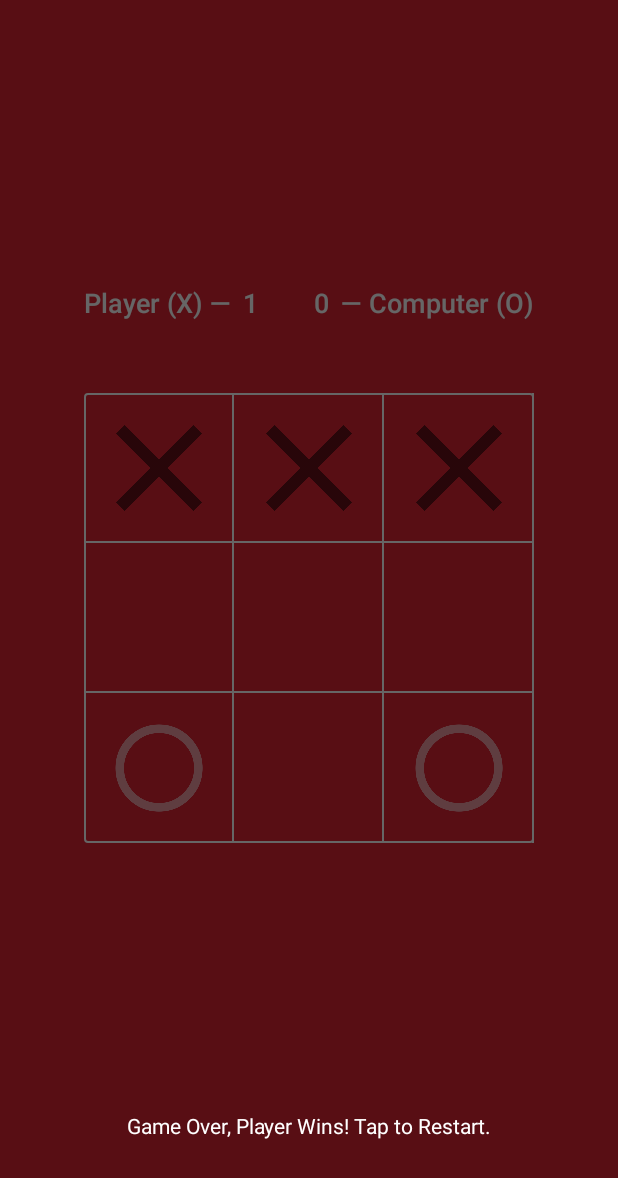
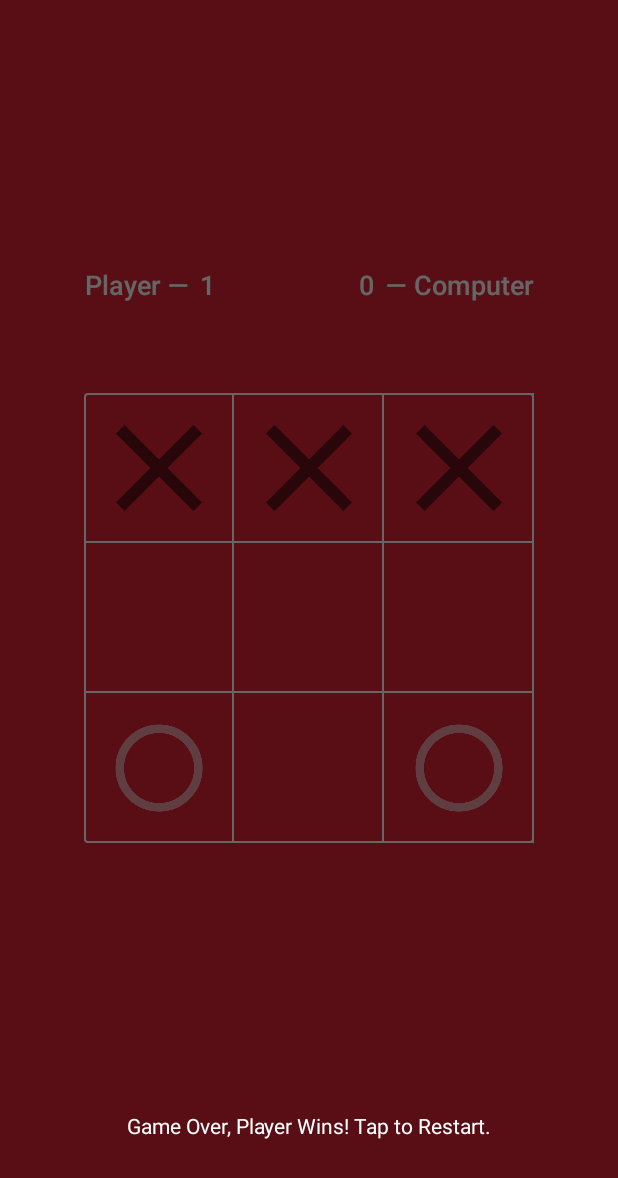
Before and after one commit to gokulnathperiasamy/TicTacToe, an Android app: the screen it shows after launch (GameActivity), after a tap on an icon or button, on a phone screen of 412 x 824 dp. Shown: the top 1178 px of the screen. Run offline under Robolectric (Android 15) with nearby library versions, the phone set to English and light mode, and no system bars; our stand-ins replace ButterKnife; 2 other taps on this screen came first.

Commit message:
Added Shared Preference to store Scores.

```diff
--- a/app/src/main/AndroidManifest.xml
+++ b/app/src/main/AndroidManifest.xml
@@ -4,6 +4,7 @@
     package="com.kpgn.tictactoe">
 
     <application
+        android:name=".application.TicTacToeApplication"
         android:allowBackup="true"
         android:icon="@mipmap/ic_launcher"
         android:label="@string/app_name"
--- a/app/src/main/java/com/kpgn/tictactoe/activity/GameActivity.java
+++ b/app/src/main/java/com/kpgn/tictactoe/activity/GameActivity.java
@@ -10,6 +10,7 @@ import com.kpgn.tictactoe.R;
 import com.kpgn.tictactoe.entity.GameState;
 import com.kpgn.tictactoe.entity.Player;
 import com.kpgn.tictactoe.helper.DialogHelper;
+import com.kpgn.tictactoe.helper.SharedPreferenceHelper;
 import com.kpgn.tictactoe.processor.AIMoveProcessor;
 import com.kpgn.tictactoe.processor.GameStateProcessor;
 
@@ -95,6 +96,21 @@ public class GameActivity extends AppCompatActivity {
         containerList[0] = containerListRow1;
         containerList[1] = containerListRow2;
         containerList[2] = containerListRow3;
+
+        getLocalScore();
+
+        mPlayerXScore.setText(String.valueOf(playerXWinCounter));
+        mPlayerOScore.setText(String.valueOf(playerOWinCounter));
+    }
+
+    private void getLocalScore() {
+        playerXWinCounter = SharedPreferenceHelper.getXScore();
+        playerOWinCounter = SharedPreferenceHelper.getOScore();
+    }
+
+    private void setLocalScore() {
+        SharedPreferenceHelper.setXScore(playerXWinCounter);
+        SharedPreferenceHelper.setOScore(playerOWinCounter);
     }
 
     public void resetValues() {
@@ -120,7 +136,7 @@ public class GameActivity extends AppCompatActivity {
             imageView.setColorFilter(null);
         }
 
-        mResult.setText(R.string.initial_players_turn);
+        mResult.setText(R.string.players_turn);
         totalMovesCompleted = 0;
         currentPlayer = Player.FIRST;
     }
@@ -172,6 +188,7 @@ public class GameActivity extends AppCompatActivity {
             }
             DialogHelper.showFullScreenDialog(this, this, String.format(getResources().getString(R.string.game_over_text), Player.toString(currentPlayer.getPlayerId())));
             updatedTileTint(gameState);
+            setLocalScore();
         } else if (totalMovesCompleted == 9) {
             mResult.setText("");
             DialogHelper.showFullScreenDialog(this, this, getResources().getString(R.string.game_draw_text));
--- /dev/null
+++ b/app/src/main/java/com/kpgn/tictactoe/application/TicTacToeApplication.java
@@ -0,0 +1,20 @@
+package com.kpgn.tictactoe.application;
+
+import android.app.Application;
+import android.content.Context;
+
+public class TicTacToeApplication extends Application {
+
+    private static Context applicationContext;
+
+    @Override
+    public void onCreate() {
+        super.onCreate();
+
+        applicationContext = getApplicationContext();
+    }
+
+    public static Context getContext() {
+        return applicationContext;
+    }
+}
--- /dev/null
+++ b/app/src/main/java/com/kpgn/tictactoe/helper/SharedPreferenceHelper.java
@@ -0,0 +1,41 @@
+package com.kpgn.tictactoe.helper;
+
+import android.content.Context;
+import android.content.SharedPreferences;
+
+import com.kpgn.tictactoe.application.TicTacToeApplication;
+
+public final class SharedPreferenceHelper {
+
+    private static final String SP_NAME = "TicTacToe.SP";
+    private static final String X_SCORE = "XScore";
+    private static final String O_SCORE = "OScore";
+
+    private SharedPreferenceHelper() {
+
+    }
+
+    private static SharedPreferences getSharedPreferences() {
+        return TicTacToeApplication.getContext().getSharedPreferences(SP_NAME, Context.MODE_PRIVATE);
+    }
+
+    public static void clearSharedPreference() {
+        getSharedPreferences().edit().clear().apply();
+    }
+
+    public static void setXScore(int xScore) {
+        getSharedPreferences().edit().putInt(X_SCORE, xScore).apply();
+    }
+
+    public static int getXScore() {
+        return getSharedPreferences().getInt(X_SCORE, 0);
+    }
+
+    public static void setOScore(int oScore) {
+        getSharedPreferences().edit().putInt(O_SCORE, oScore).apply();
+    }
+
+    public static int getOScore() {
+        return getSharedPreferences().getInt(O_SCORE, 0);
+    }
+}
--- a/app/src/main/res/layout/activity_game.xml
+++ b/app/src/main/res/layout/activity_game.xml
@@ -15,6 +15,8 @@
         android:layout_marginBottom="32dp"
         android:baselineAligned="false"
         android:orientation="horizontal"
+        android:paddingTop="12dp"
+        android:paddingBottom="12dp"
         android:weightSum="100">
 
         <LinearLayout
@@ -28,7 +30,7 @@
                 android:layout_height="wrap_content"
                 android:fontFamily="sans-serif-medium"
                 android:gravity="center"
-                android:text="Player (X) \u2014"
+                android:text="@string/player_x_score"
                 android:textColor="@color/colorAccent"
                 android:textSize="18sp" />
 
@@ -39,9 +41,9 @@
                 android:layout_marginStart="8dp"
                 android:fontFamily="sans-serif-medium"
                 android:gravity="center"
-                android:text="0"
                 android:textColor="@color/colorAccent"
-                android:textSize="18sp" />
+                android:textSize="18sp"
+                tools:text="0" />
 
         </LinearLayout>
 
@@ -57,15 +59,15 @@
                 android:layout_height="wrap_content"
                 android:layout_marginEnd="8dp"
                 android:fontFamily="sans-serif-medium"
-                android:text="0"
                 android:textColor="@color/colorAccent"
-                android:textSize="18sp" />
+                android:textSize="18sp"
+                tools:text="0" />
 
             <TextView
                 android:layout_width="wrap_content"
                 android:layout_height="wrap_content"
                 android:fontFamily="sans-serif-medium"
-                android:text="\u2014 Computer (O)"
+                android:text="@string/player_o_score"
                 android:textColor="@color/colorAccent"
                 android:textSize="18sp" />
 
--- a/app/src/main/res/values/strings.xml
+++ b/app/src/main/res/values/strings.xml
@@ -2,7 +2,8 @@
     <string name="app_name">Tic Tac Toe</string>
     <string name="game_over_text">Game Over, %1$s Wins! Tap to Restart.</string>
     <string name="game_draw_text">Game Draw! Tap to Restart.</string>
-    <string name="initial_players_turn">Player\'s turn. Tap on a tile to get started!</string>
-    <string name="computers_turn">Computer\'s turn. Please wait.</string>
-    <string name="players_turn">Player\'s turn.</string>
+    <string name="computers_turn">Computer\'s (O) turn. Please wait.</string>
+    <string name="players_turn">Player\'s (X) turn.</string>
+    <string name="player_x_score">Player \u2014</string>
+    <string name="player_o_score">\u2014 Computer</string>
 </resources>
```
